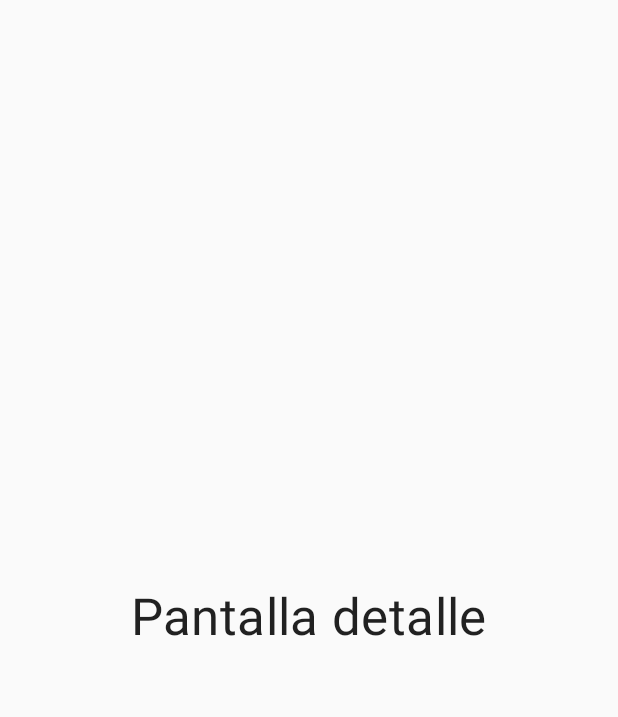
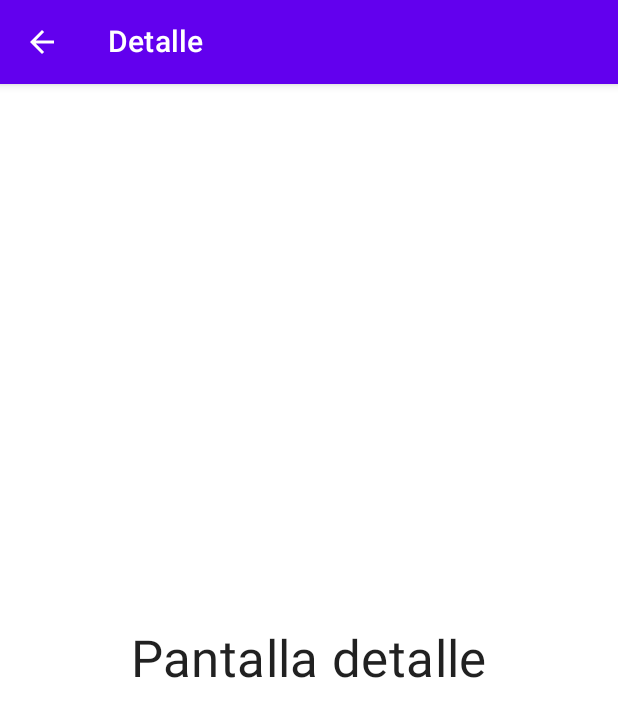
Before and after one commit to profepaco/DesignCompose, an Android app built with Jetpack Compose: the Detalle screen opened through its navigation route, on a phone screen of 412 x 824 dp. Shown: the top 717 px of the screen. Run offline under Robolectric (Android 15) with nearby library versions, the phone set to English and light mode, and no system bars; pictures from the network do not load; 2 statements that could not run were skipped.

Commit message:
Design Card - Parte 2

```diff
--- /dev/null
+++ b/app/src/main/java/edu/itsco/designcompose/componentes/VolcanesCard.kt
@@ -0,0 +1,66 @@
+package edu.itsco.designcompose.componentes
+
+import androidx.compose.foundation.Image
+import androidx.compose.foundation.background
+import androidx.compose.foundation.clickable
+import androidx.compose.foundation.layout.*
+import androidx.compose.foundation.shape.CircleShape
+import androidx.compose.foundation.shape.RoundedCornerShape
+import androidx.compose.material.MaterialTheme
+import androidx.compose.material.Surface
+import androidx.compose.material.Text
+import androidx.compose.runtime.Composable
+import androidx.compose.ui.Alignment
+import androidx.compose.ui.Modifier
+import androidx.compose.ui.draw.clip
+import androidx.compose.ui.layout.ContentScale
+import androidx.compose.ui.text.font.FontWeight
+import androidx.compose.ui.unit.dp
+import androidx.navigation.NavHostController
+import coil.compose.rememberImagePainter
+import edu.itsco.designcompose.data.Volcan
+import edu.itsco.designcompose.navegacion.Pantalla
+
+@Composable
+fun VolcanesCard(volcan: Volcan, navController: NavHostController){
+    Row(
+        modifier = Modifier
+            .fillMaxWidth()
+            .padding(8.dp)
+            .clip(RoundedCornerShape(4.dp))
+            .background(MaterialTheme.colors.surface)
+            .clickable(
+                onClick = { /*navegara a la siguiente */
+                    navController.navigate(route = Pantalla.Detalle.ruta)
+                }
+            )
+            .padding(16.dp)
+    ){
+        Surface(
+            modifier = Modifier.size(50.dp),
+            shape = CircleShape,
+            color = MaterialTheme.colors.onSurface.copy(alpha = 0.25f)
+        ){
+            Image(
+                painter = rememberImagePainter(
+                    data = volcan.imagenUrl
+                ),
+                contentDescription = "Imagen Volcan",
+                contentScale = ContentScale.FillBounds
+            )
+        }
+        Column(
+            modifier = Modifier
+                .padding(horizontal = 8.dp)
+                .align(Alignment.CenterVertically)
+        ) {
+            Text(
+                volcan.nombre,
+                fontWeight = FontWeight.Bold)
+            Text(
+                "${volcan.altura} metros",
+                style = MaterialTheme.typography.body2
+            )
+        }
+    }
+}
--- a/app/src/main/java/edu/itsco/designcompose/navegacion/ArbolNavegacion.kt
+++ b/app/src/main/java/edu/itsco/designcompose/navegacion/ArbolNavegacion.kt
@@ -18,12 +18,12 @@ fun ConfiguracionArbolNavegacion(
         composable(
             route = Pantalla.Principal.ruta
         ){
-            Principal()
+            Principal(navController = navController)
         }
         composable(
             route = Pantalla.Detalle.ruta
         ){
-            Detalle()
+            Detalle(navController = navController)
         }
     }
 }
--- a/app/src/main/java/edu/itsco/designcompose/pantallas/Detalle.kt
+++ b/app/src/main/java/edu/itsco/designcompose/pantallas/Detalle.kt
@@ -3,15 +3,36 @@ package edu.itsco.designcompose.pantallas
 
 import androidx.compose.foundation.layout.Box
 import androidx.compose.foundation.layout.fillMaxSize
-import androidx.compose.material.MaterialTheme
-import androidx.compose.material.Text
+import androidx.compose.material.*
+import androidx.compose.material.icons.Icons
+import androidx.compose.material.icons.filled.ArrowBack
 import androidx.compose.runtime.Composable
 import androidx.compose.ui.Alignment
 import androidx.compose.ui.Modifier
+import androidx.compose.ui.graphics.vector.ImageVector
 import androidx.compose.ui.tooling.preview.Preview
+import androidx.navigation.NavHostController
+import androidx.navigation.compose.rememberNavController
 
 @Composable
-fun Detalle() {
+fun Detalle(navController: NavHostController) {
+    Scaffold(
+        topBar = {
+            TopAppBar(
+                title = { Text("Detalle") },
+                navigationIcon = {
+                    IconButton(onClick = {
+                        navController.popBackStack()
+                    }) {
+                        Icon(
+                            imageVector = Icons.Filled.ArrowBack,
+                            contentDescription = "Regresar"
+                        )
+                    }
+                }
+            )
+        }
+    ) {
         Box(
             modifier = Modifier.fillMaxSize(),
             contentAlignment = Alignment.Center
@@ -23,8 +44,10 @@ fun Detalle() {
         }
     }
 
+}
+
 @Composable
 @Preview(showBackground = true)
 fun DetallePreview(){
-    Detalle()
+    Detalle(navController = rememberNavController())
 }
--- a/app/src/main/java/edu/itsco/designcompose/pantallas/Principal.kt
+++ b/app/src/main/java/edu/itsco/designcompose/pantallas/Principal.kt
@@ -2,28 +2,48 @@ package edu.itsco.designcompose.pantallas
 
 import androidx.compose.foundation.layout.Box
 import androidx.compose.foundation.layout.fillMaxSize
-import androidx.compose.material.MaterialTheme
-import androidx.compose.material.Text
+import androidx.compose.foundation.lazy.LazyColumn
+import androidx.compose.foundation.lazy.items
+import androidx.compose.material.*
 import androidx.compose.runtime.Composable
 import androidx.compose.ui.Alignment
 import androidx.compose.ui.Modifier
 import androidx.compose.ui.tooling.preview.Preview
+import androidx.navigation.NavHostController
+import androidx.navigation.compose.rememberNavController
+import edu.itsco.designcompose.componentes.VolcanesCard
+import edu.itsco.designcompose.data.Volcan
+import edu.itsco.designcompose.data.Volcanes
 
 @Composable
-fun Principal() {
-    Box(
-        modifier = Modifier.fillMaxSize(),
-        contentAlignment = Alignment.Center
-    ){
-        Text(
-            "Pantalla principal",
-            style = MaterialTheme.typography.h4
-        )
+fun Principal(volcanes: List<Volcan> = Volcanes.listaDeVolcanes,
+navController: NavHostController) {
+    Scaffold(
+        topBar = {
+            TopAppBar(
+                title = { Text("Volcanes de México") }
+            )
+        }
+    ) {
+        Surface(
+            modifier = Modifier.fillMaxSize(),
+            color = MaterialTheme.colors.surface
+        ){
+            LazyColumn{
+                items(items = volcanes){ volcan ->
+                    VolcanesCard(
+                        volcan = volcan,
+                        navController = navController
+                    )
+                }
+            }
+        }
     }
+
 }
 
 @Composable
 @Preview(showBackground = true)
 fun PrincipalPreview(){
-    Principal()
+    Principal(navController = rememberNavController())
 }
```
Also changed, not shown: app/src/main/java/edu/itsco/designcompose/MainActivity.kt (+3 -59 lines). Lines whose indentation alone changed are shown as unchanged.
